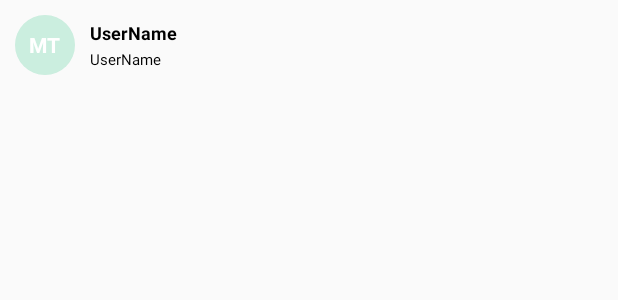
After one commit to mohammed-azeemuddin/OU_Papers_Notes_Labs_and_Placements_App, an Android app: the layout row_users.xml on its own in the app's theme, with its tools: preview values and no code run, on a phone screen of 412 x 824 dp. The commit adds this screen. Shown: the top 300 px of the screen. Run offline under Robolectric (Android 15) with nearby library versions, the phone set to English and light mode, and no system bars.

Commit message:
added rcv3

```diff
--- a/app/build.gradle
+++ b/app/build.gradle
@@ -124,5 +124,9 @@ dependencies {
     implementation 'androidx.constraintlayout:constraintlayout:+'
     implementation 'com.google.android.material:material:1.5.0'
     implementation 'com.google.firebase:firebase-firestore:24.1.1'
+
+    // glide image library
+    implementation 'com.github.bumptech.glide:glide:4.3.1'
+
     // implementation 'com.onesignal:OneSignal:[3.15.0, 3.99.99]'
 }
--- a/app/src/main/java/com/azeem/ou_app2/MainScreen/Adapter.java
+++ b/app/src/main/java/com/azeem/ou_app2/MainScreen/Adapter.java
@@ -12,6 +12,7 @@ import androidx.annotation.NonNull;
 import androidx.viewpager.widget.PagerAdapter;
 
 import com.azeem.ou_app2.R;
+import com.azeem.ou_app2.RCV3.MainActivity;
 
 import java.util.List;
 
@@ -79,6 +80,9 @@ public class Adapter extends PagerAdapter
                     case 5:
                         c= PrivacyPolicy.class;
                         break;
+                    case 6:
+                        c = MainActivity.class;
+                        break;
                 }
 
                 Intent intent = new Intent(context,c);
--- a/app/src/main/java/com/azeem/ou_app2/RCV2/RecyclerAdapter.java
+++ b/app/src/main/java/com/azeem/ou_app2/RCV2/RecyclerAdapter.java
@@ -29,6 +29,8 @@ public class RecyclerAdapter extends RecyclerView.Adapter<RecyclerAdapter.ViewHo
     private OnNoteListener mOnNoteListener;
     List<String> moviesTitleList;
     List<String> moviesTitleListAll;
+
+
     ViewHolder viewHolder;
 
     public RecyclerAdapter(List<String> moviesTitleList, OnNoteListener onNoteListener) {
--- a/app/src/main/java/com/azeem/ou_app2/RCV2/RecyclerMainActivity.java
+++ b/app/src/main/java/com/azeem/ou_app2/RCV2/RecyclerMainActivity.java
@@ -128,6 +128,7 @@ public class RecyclerMainActivity extends AppCompatActivity implements RecyclerA
         getMenuInflater().inflate(R.menu.main_menu, menu);
         MenuItem menuItem = menu.findItem(R.id.action_search);
         SearchView searchView = (SearchView) menuItem.getActionView();
+
         searchView.setOnQueryTextListener(new SearchView.OnQueryTextListener() {
             @Override
             public boolean onQueryTextSubmit(String query) {
@@ -140,7 +141,8 @@ public class RecyclerMainActivity extends AppCompatActivity implements RecyclerA
                 return false;
             }
         });
-        return super.onCreateOptionsMenu(menu);
+        //return super.onCreateOptionsMenu(menu);
+        return true;
     }
 
     @Override
--- /dev/null
+++ b/app/src/main/res/drawable/round_bg.xml
@@ -0,0 +1,5 @@
+<?xml version="1.0" encoding="utf-8"?>
+<shape xmlns:android="http://schemas.android.com/apk/res/android">
+    <solid android:color="#403fc68b"/>
+        <corners android:radius="90dp"></corners>
+</shape>
--- /dev/null
+++ b/app/src/main/res/layout/row_users.xml
@@ -0,0 +1,51 @@
+<?xml version="1.0" encoding="utf-8"?>
+<androidx.constraintlayout.widget.ConstraintLayout xmlns:android="http://schemas.android.com/apk/res/android"
+
+    android:layout_width="match_parent"
+    android:layout_height="wrap_content"
+    xmlns:app="http://schemas.android.com/apk/res-auto"
+    android:padding="10dp">
+
+    <RelativeLayout
+        android:id="@+id/rlImage"
+        android:layout_width="40dp"
+        android:layout_height="40dp"
+        app:layout_constraintStart_toStartOf="parent"
+        app:layout_constraintTop_toTopOf="parent"
+        android:background="@drawable/round_bg">
+        <TextView
+            android:id="@+id/tvPrefix"
+            android:layout_width="wrap_content"
+            android:layout_height="wrap_content"
+            android:text="MT"
+            android:textColor="@color/white"
+            android:textStyle="bold"
+            android:layout_centerInParent="true"/>
+    </RelativeLayout>
+
+    <TextView
+        android:id="@+id/tvUserName"
+        android:layout_width="wrap_content"
+        app:layout_constraintStart_toEndOf="@id/rlImage"
+        app:layout_constraintTop_toTopOf="parent"
+        app:layout_constraintBottom_toTopOf="@id/tvPhoneNumber"
+        android:text="UserName"
+        android:layout_marginStart="10dp"
+        android:textStyle="bold"
+        android:textSize="12sp"
+        android:textColor="@color/black"
+        android:layout_height="wrap_content" />
+
+    <TextView
+        android:id="@+id/tvPhoneNumber"
+        android:layout_width="wrap_content"
+        android:layout_height="wrap_content"
+        app:layout_constraintStart_toEndOf="@id/rlImage"
+        app:layout_constraintTop_toBottomOf="@id/tvUserName"
+        app:layout_constraintBottom_toBottomOf="parent"
+        android:textSize="10sp"
+        android:layout_marginStart="10dp"
+        android:textColor="@color/black"
+        android:text="UserName"/>
+
+</androidx.constraintlayout.widget.ConstraintLayout>
--- a/app/src/main/res/values/colors.xml
+++ b/app/src/main/res/values/colors.xml
@@ -17,8 +17,6 @@
     <color name="dark_dev">#1F2833</color>
     <color name="my_blue">#557A95</color>
     <color name="logo_colour">#2980EA</color>
-
-
-
+    <color name="black">#000000</color>
 
 </resources>
--- a/app/src/main/res/values/styles.xml
+++ b/app/src/main/res/values/styles.xml
@@ -20,5 +20,9 @@
         <item name="colorAccent">@color/colorAccent</item>
     </style>
 
+    <style name="AppTheme.AppBarOverlay" parent="ThemeOverlay.AppCompat.Dark.ActionBar">
+        <item name="android:textColorPrimary">@color/colorPrimary</item>
+        <item name="android:textColorSecondary">@color/colorPrimaryDark</item>
+    </style>
 
 </resources>
```
Also changed, not shown: app/src/main/AndroidManifest.xml (+7 -4 lines), app/src/main/java/com/azeem/ou_app2/MainScreen/MainActivity.java (+4 -3 lines), app/src/main/java/com/azeem/ou_app2/MainScreen/PreviousQuestionPapers2.java (deleted, +0 -270 lines), app/src/main/java/com/azeem/ou_app2/RCV3/MainActivity.java (added, +55 -0 lines), app/src/main/java/com/azeem/ou_app2/RCV3/SelectedUserActivity.java (added, +31 -0 lines), app/src/main/java/com/azeem/ou_app2/RCV3/UserAdapter.java (added, +82 -0 lines), app/src/main/java/com/azeem/ou_app2/RCV3/UserModel.java (added, +40 -0 lines), app/src/main/res/layout/activity_main3.xml (added, +17 -0 lines), app/src/main/res/layout/activity_selected_user.xml (added, +17 -0 lines).
